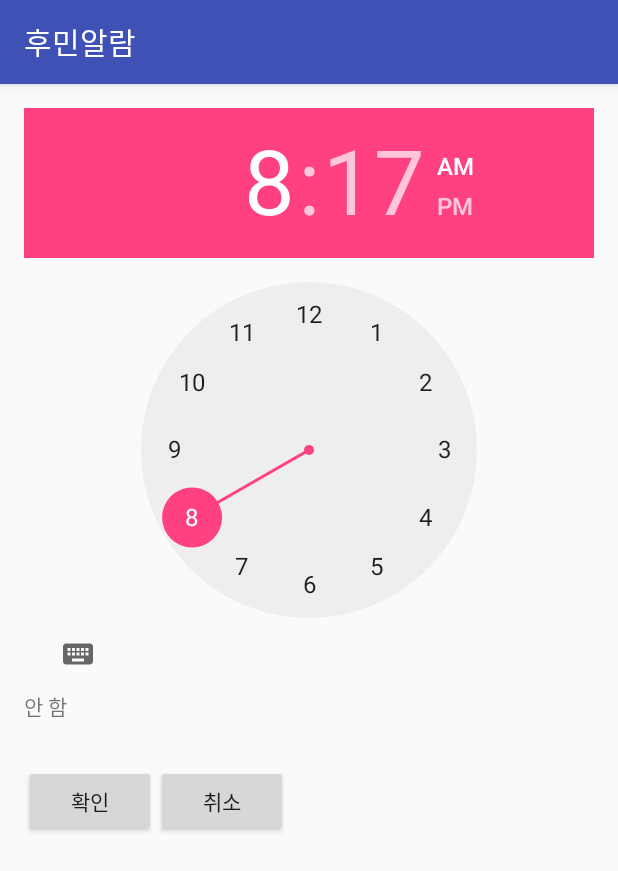
After one commit to lhm7877/HooMinAlarm, an Android app: the ManageAlarmActivity screen opened directly, with no data from a screen before it, on a phone screen of 412 x 824 dp. The commit adds this screen. Shown: the top 871 px of the screen. Run offline under Robolectric (Android 15) with nearby library versions, the phone set to English and light mode, and no system bars.

Commit message:
Dialog, 요일 구현 SQLite구현중

```diff
--- a/app/src/main/AndroidManifest.xml
+++ b/app/src/main/AndroidManifest.xml
@@ -15,6 +15,7 @@
                 <category android:name="android.intent.category.LAUNCHER" />
             </intent-filter>
         </activity>
+        <activity android:name=".ManageAlarmActivity"></activity>
     </application>
 
 </manifest>
--- /dev/null
+++ b/app/src/main/java/com/hoomin/hoominalarm/ManageAlarmActivity.java
@@ -0,0 +1,97 @@
+package com.hoomin.hoominalarm;
+
+import android.content.DialogInterface;
+import android.content.res.Resources;
+import android.support.v7.app.AlertDialog;
+import android.support.v7.app.AppCompatActivity;
+import android.os.Bundle;
+import android.view.View;
+import android.widget.Button;
+import android.widget.LinearLayout;
+import android.widget.TextView;
+
+import java.util.ArrayList;
+import java.util.EnumSet;
+
+public class ManageAlarmActivity extends AppCompatActivity {
+    private LinearLayout ll_repeat;
+    private TextView tv_repeat;
+    private int[] dayOfWeek = {1,2,4,8,16,32,64};
+    private Button btn_accept, btn_cancle;
+    @Override
+    protected void onCreate(Bundle savedInstanceState) {
+        super.onCreate(savedInstanceState);
+        setContentView(R.layout.activity_manage_alarm);
+
+        tv_repeat = (TextView)findViewById(R.id.tv_repeat);
+        btn_accept = (Button)findViewById(R.id.btn_accept);
+        btn_cancle = (Button)findViewById(R.id.btn_cancle);
+
+        clickRepeatLayout();
+        btn_accept.setOnClickListener(new View.OnClickListener() {
+            @Override
+            public void onClick(View v) {
+                finish();
+            }
+        });
+        btn_cancle.setOnClickListener(new View.OnClickListener() {
+            @Override
+            public void onClick(View v) {
+
+            }
+        });
+
+    }
+    private void clickRepeatLayout(){
+        final Resources res = getResources();
+
+
+        ll_repeat = (LinearLayout)findViewById(R.id.ll_repeat);
+        ll_repeat.setOnClickListener(new View.OnClickListener() {
+            @Override
+            public void onClick(View v) {
+                //체크박스에 보여줄 리스트
+                final String[] dayOfWeeks = res.getStringArray(R.array.dayofweek);
+                //TODO: 왜 final+배열 사용?
+                final int[] currentCheck = new int[1];
+                if(tv_repeat.getText().equals("안 함")) {
+                    currentCheck[0] = 0;
+                }else{
+                    currentCheck[0] = Integer.valueOf(tv_repeat.getText().toString());
+                }
+
+                boolean[] dayOfWeekCheck = new boolean[7];
+                for(int i=0; i<dayOfWeekCheck.length; i++){
+                    if( (currentCheck[0] &dayOfWeek[i]) !=0) dayOfWeekCheck[i]=true;
+                }
+                AlertDialog.Builder dialog = new AlertDialog.Builder(ManageAlarmActivity.this);
+                dialog  .setTitle(R.string.repeat)
+                        .setMultiChoiceItems(dayOfWeeks,
+                                dayOfWeekCheck
+                                , new DialogInterface.OnMultiChoiceClickListener() {
+                                    int tempCurrentCheck = currentCheck[0];
+                                    @Override
+                                    public void onClick(DialogInterface dialog,
+                                                        int which, boolean isChecked) {
+                                        if(isChecked){
+                                            tempCurrentCheck+=Math.pow(2,which);
+                                            currentCheck[0] =tempCurrentCheck;
+//                                            tv_repeat.setText(String.valueOf(tempCurrentCheck));
+                                        } else {
+                                            tempCurrentCheck-=Math.pow(2,which);
+                                            currentCheck[0] =tempCurrentCheck;
+//                                            tv_repeat.setText(String.valueOf(tempCurrentCheck));
+                                        }
+                                    }
+                                })
+                        .setPositiveButton(R.string.yes, new DialogInterface.OnClickListener() {
+                            @Override
+                            public void onClick(DialogInterface dialog, int which) {
+                                tv_repeat.setText(String.valueOf(currentCheck[0]));
+                            }
+                        })
+                        .setNegativeButton(R.string.no,null).create().show();
+            }
+        });
+    }
+}
--- /dev/null
+++ b/app/src/main/res/layout/activity_manage_alarm.xml
@@ -0,0 +1,43 @@
+<?xml version="1.0" encoding="utf-8"?>
+<LinearLayout xmlns:android="http://schemas.android.com/apk/res/android"
+    xmlns:tools="http://schemas.android.com/tools"
+    android:id="@+id/activity_manage_alarm"
+    android:layout_width="match_parent"
+    android:layout_height="match_parent"
+    android:paddingBottom="@dimen/activity_vertical_margin"
+    android:paddingLeft="@dimen/activity_horizontal_margin"
+    android:paddingRight="@dimen/activity_horizontal_margin"
+    android:paddingTop="@dimen/activity_vertical_margin"
+    android:orientation="vertical"
+    tools:context="com.hoomin.hoominalarm.ManageAlarmActivity">
+    <TimePicker
+        android:id="@+id/timepicker"
+        android:layout_width="wrap_content"
+        android:layout_height="wrap_content">
+    </TimePicker>
+    <LinearLayout
+        android:id="@+id/ll_repeat"
+        android:layout_width="match_parent"
+        android:layout_height="50dp"
+        android:orientation="horizontal">
+        <TextView
+            android:id="@+id/tv_repeat"
+            android:text="안 함"
+            android:layout_width="50dp"
+            android:layout_height="match_parent" />
+    </LinearLayout>
+    <LinearLayout
+        android:layout_width="match_parent"
+        android:layout_height="100dp">
+        <Button
+            android:id="@+id/btn_accept"
+            android:layout_width="wrap_content"
+            android:layout_height="wrap_content"
+            android:text="확인"/>
+        <Button
+            android:id="@+id/btn_cancle"
+            android:layout_width="wrap_content"
+            android:layout_height="wrap_content"
+            android:text="취소"/>
+    </LinearLayout>
+</LinearLayout>
--- a/app/src/main/res/layout/item_rv_main.xml
+++ b/app/src/main/res/layout/item_rv_main.xml
@@ -1,9 +1,10 @@
 <?xml version="1.0" encoding="utf-8"?>
 <LinearLayout xmlns:android="http://schemas.android.com/apk/res/android"
     android:orientation="vertical" android:layout_width="match_parent"
-    android:layout_height="100dp">
+    android:layout_height="100dp"
+    android:id="@+id/item_linearLayouot">
     <TextView
-        android:id="@+id/tv_time"
+        android:id="@+id/item_tv_time"
         android:layout_width="wrap_content"
         android:layout_height="wrap_content"/>
 </LinearLayout>
--- a/app/src/main/res/values/strings.xml
+++ b/app/src/main/res/values/strings.xml
@@ -1,3 +1,24 @@
 <resources>
-    <string name="app_name">HooMinAlarm</string>
+    <string name="app_name">후민알람</string>
+    <string name="yes">확인</string>
+    <string name="no">취소</string>
+    <string name="cb_monday">월요일</string>
+    <string name="cb_tuesday">화요일</string>
+    <string name="cb_wednesday">수요일</string>
+    <string name="cb_thursday">목요일</string>
+    <string name="cb_friday">금요일</string>
+    <string name="cb_saturday">토요일</string>
+    <string name="cb_sunday">일요일</string>
+
+    <string name="repeat">반복</string>
+
+    <string-array name="dayofweek">
+        <item>일요일</item>
+        <item>월요일</item>
+        <item>화요일</item>
+        <item>수요일</item>
+        <item>목요일</item>
+        <item>금요일</item>
+        <item>토요일</item>
+    </string-array>
 </resources>
```
Also changed, not shown: app/src/main/java/com/hoomin/hoominalarm/DBManager.java (added, +34 -0 lines), app/src/main/java/com/hoomin/hoominalarm/RVAdapter.java (+21 -5 lines).
